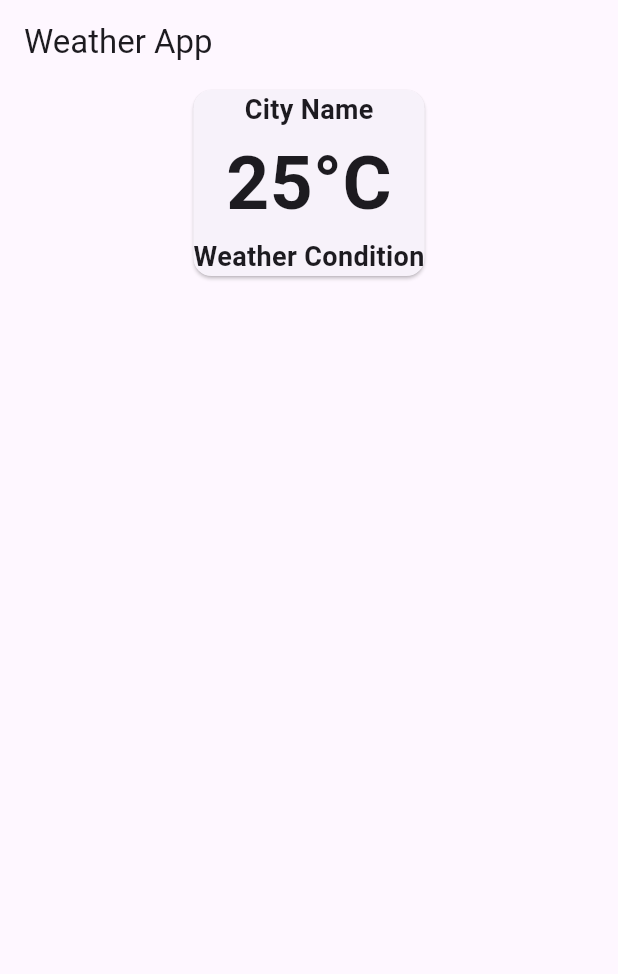
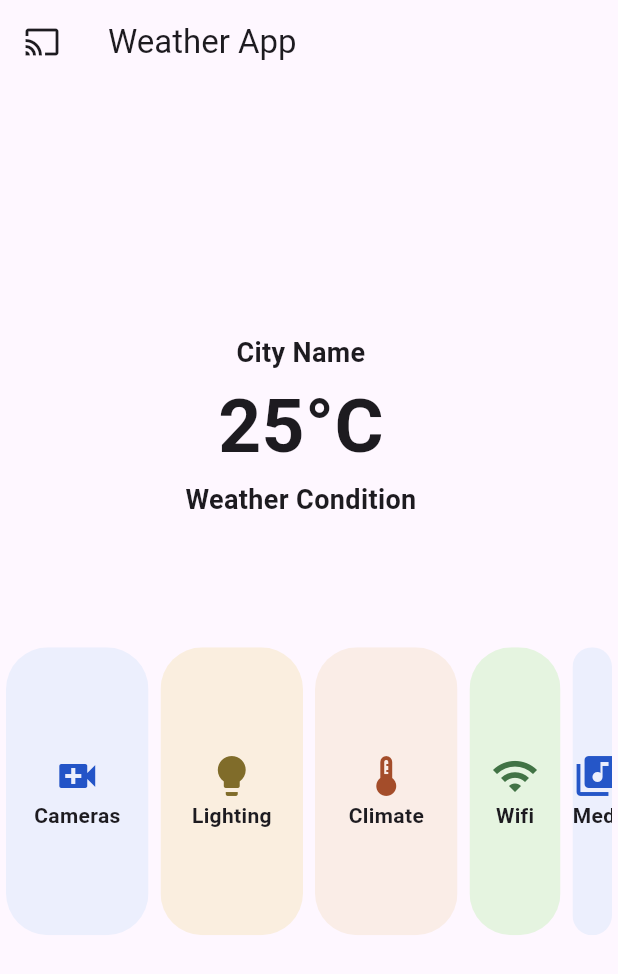
Before and after one commit to DGNuwan/Weather_App, a Flutter app: the screen it shows after launch, on a phone screen of 412 x 824 dp. Shown: the top 974 px of the screen. Run offline on Flutter 3.47's test engine with Material 3 defaults, Android fonts, the phone set to English and light mode, and no system bars.

Commit message:
feat: add Weather Carousel layout to home screen

```diff
--- a/weather_app/lib/main.dart
+++ b/weather_app/lib/main.dart
@@ -1,44 +1,166 @@
 import 'package:flutter/material.dart';
 
-void main() {
-  runApp(MaterialApp(
-    debugShowCheckedModeBanner: false,
-    home: weatherApp(),
-  ));
-}
 
-class weatherApp extends StatefulWidget {
-  const weatherApp({super.key});
+
+void main() => runApp(const Weatherapp());
+
+class Weatherapp extends StatelessWidget {
+  const Weatherapp({super.key});
 
   @override
-  State<weatherApp> createState() => _weatherAppState();
-}
-
-class _weatherAppState extends State<weatherApp> {
-  @override
   Widget build(BuildContext context) {
-    return Scaffold(
+    return MaterialApp(
+      debugShowCheckedModeBanner: false,
+      home: Scaffold(
         appBar: AppBar(
+          leading: const Icon(Icons.cast),
           title: const Text('Weather App'),
         ),
         body: Center(
           child: Column(
-
+            mainAxisAlignment: MainAxisAlignment.center,
+            crossAxisAlignment: CrossAxisAlignment.center,
             children: [
-
-            Card(
+              Column(
+                mainAxisAlignment: MainAxisAlignment.center,
+                children: [
+                  SizedBox(
+                    height: 165,
+                    width: 165,
+                    child: weatercard(),
+                  ),
+                ],
+              ),
+              SizedBox(
+                height: 20,
+              ),
+              Center(
                 child: Column(
                   children: [
-                  const Text('City Name',style:TextStyle(fontSize:18,fontWeight: FontWeight.bold),),
-                  const Text('25°C',style:TextStyle(fontSize:50,fontWeight: FontWeight.bold),),
-                  const Text('Weather Condition',style:TextStyle(fontSize:18,fontWeight: FontWeight.bold),),
+                    SizedBox(
+                      height: 250,
+                      child: Carousel(),
+                    ),
                   ],
                 ),
               ),
-
             ],
+          ),
         ),
       ),
     );
   }
 }
+
+class weatercard extends StatefulWidget {
+  const weatercard({super.key});
+
+  @override
+  State<weatercard> createState() => _weatercardState();
+}
+
+class _weatercardState extends State<weatercard> {
+  @override
+  Widget build(BuildContext context) {
+    return Scaffold(
+      body: Column(
+        mainAxisAlignment: MainAxisAlignment.spaceBetween,
+        crossAxisAlignment: CrossAxisAlignment.center,
+        children: [
+          Column(
+            mainAxisAlignment: MainAxisAlignment.center,
+            children: [
+              Text('City Name',
+                  style: TextStyle(fontSize: 18, fontWeight: FontWeight.bold)),
+              Text('25°C',
+                  style: TextStyle(fontSize: 50, fontWeight: FontWeight.bold)),
+              Text('Weather Condition',
+                  style: TextStyle(fontSize: 18, fontWeight: FontWeight.bold)),
+            ],
+          ),
+        ],
+      ),
+    );
+  }
+}
+
+class Carousel extends StatefulWidget {
+  const Carousel({super.key});
+
+  @override
+  State<Carousel> createState() => _CarouselState();
+}
+
+class _CarouselState extends State<Carousel> {
+  final CarouselController controller = CarouselController(initialItem: 1);
+
+  @override
+  void dispose() {
+    controller.dispose();
+    super.dispose();
+  }
+
+  @override
+  Widget build(BuildContext context) {
+   // final double height = MediaQuery.sizeOf(context).height;
+
+    return ListView(
+      children: <Widget>[
+        const SizedBox(height: 20),
+        ConstrainedBox(
+          constraints: const BoxConstraints(maxHeight: 200),
+          child: CarouselView.weighted(
+            flexWeights: const <int>[3, 3, 3, 2, 1],
+            consumeMaxWeight: false,
+            children: CardInfo.values.map((CardInfo info) {
+              return ColoredBox(
+                color: info.backgroundColor,
+                child: Center(
+                  child: Column(
+                    mainAxisAlignment: MainAxisAlignment.center,
+                    children: <Widget>[
+                      Icon(info.icon, color: info.color, size: 32.0),
+                      Text(
+                        info.label,
+                        style: const TextStyle(fontWeight: FontWeight.bold),
+                        overflow: TextOverflow.clip,
+                        softWrap: false,
+                      ),
+                    ],
+                  ),
+                ),
+              );
+            }).toList(),
+          ),
+        ),
+      ],
+    );
+  }
+}
+
+enum CardInfo {
+  camera('Cameras', Icons.video_call, Color(0xff2354C7), Color(0xffECEFFD)),
+  lighting('Lighting', Icons.lightbulb, Color(0xff806C2A), Color(0xffFAEEDF)),
+  climate('Climate', Icons.thermostat, Color(0xffA44D2A), Color(0xffFAEDE7)),
+  wifi('Wifi', Icons.wifi, Color(0xff417345), Color(0xffE5F4E0)),
+  media('Media', Icons.library_music, Color(0xff2556C8), Color(0xffECEFFD)),
+  security(
+    'Security',
+    Icons.crisis_alert,
+    Color(0xff794C01),
+    Color(0xffFAEEDF),
+  ),
+  safety(
+    'Safety',
+    Icons.medical_services,
+    Color(0xff2251C5),
+    Color(0xffECEFFD),
+  ),
+  more('', Icons.add, Color(0xff201D1C), Color(0xffE3DFD8));
+
+  const CardInfo(this.label, this.icon, this.color, this.backgroundColor);
+  final String label;
+  final IconData icon;
+  final Color color;
+  final Color backgroundColor;
+}
```
Also changed, not shown: weather_app/pubspec.yaml (+9 -0 lines), 1 other file. Lines whose indentation alone changed are shown as unchanged.
